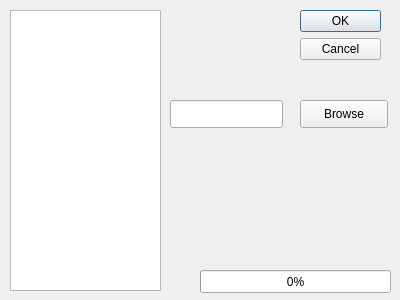
This is summarizon.ui in Homer-Mctavish/summarizon as Qt 5 draws it before an edit. The edited form follows.
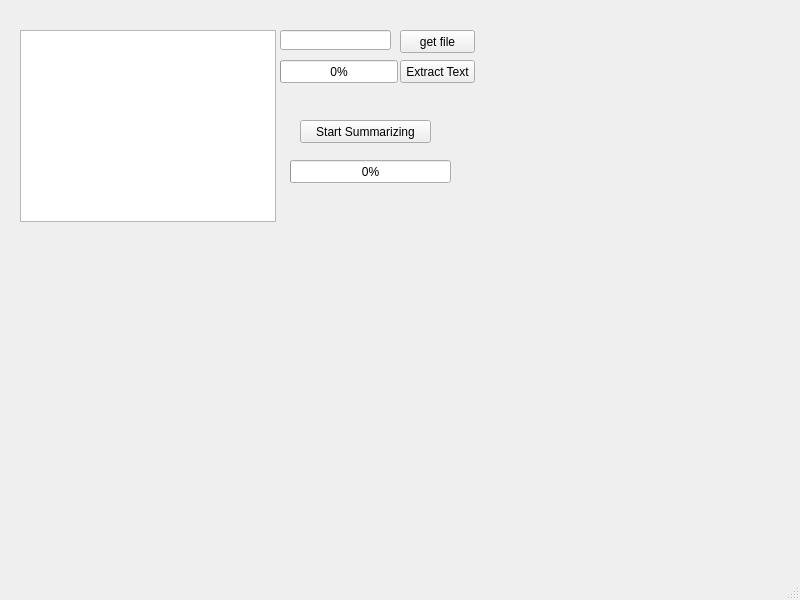
This is the edited form.

What changed in the file:
```diff
--- a/summarizon.ui
+++ b/summarizon.ui
@@ -1,50 +1,97 @@
 <?xml version="1.0" encoding="UTF-8"?>
 <ui version="4.0">
- <class>Dialog</class>
- <widget class="QDialog" name="Dialog">
+ <class>MainWindow</class>
+ <widget class="QMainWindow" name="MainWindow">
   <property name="geometry">
    <rect>
     <x>0</x>
     <y>0</y>
-    <width>400</width>
-    <height>300</height>
+    <width>800</width>
+    <height>600</height>
    </rect>
   </property>
   <property name="windowTitle">
    <string>Dialog</string>
   </property>
-  <widget class="QDialogButtonBox" name="buttonBox">
+  <widget class="QWidget" name="centralwidget">
+   <widget class="QPushButton" name="getFileButton">
+    <property name="geometry">
+     <rect>
+      <x>400</x>
+      <y>30</y>
+      <width>75</width>
+      <height>23</height>
+     </rect>
+    </property>
+    <property name="text">
+     <string>get file</string>
+    </property>
+   </widget>
+   <widget class="QTextBrowser" name="textBrowser">
+    <property name="geometry">
+     <rect>
+      <x>20</x>
+      <y>30</y>
+      <width>256</width>
+      <height>192</height>
+     </rect>
+    </property>
+   </widget>
+   <widget class="QProgressBar" name="mlSummarizationStatusBar">
+    <property name="geometry">
+     <rect>
+      <x>290</x>
+      <y>160</y>
+      <width>161</width>
+      <height>23</height>
+     </rect>
+    </property>
+    <property name="value">
+     <number>0</number>
+    </property>
+   </widget>
+   <widget class="QLineEdit" name="lineEdit">
+    <property name="geometry">
+     <rect>
+      <x>280</x>
+      <y>30</y>
+      <width>111</width>
+      <height>20</height>
+     </rect>
+    </property>
+   </widget>
+   <widget class="QPushButton" name="startSummarizing">
    <property name="geometry">
     <rect>
      <x>300</x>
-     <y>10</y>
-     <width>81</width>
-     <height>71</height>
-    </rect>
-   </property>
-   <property name="orientation">
-    <enum>Qt::Vertical</enum>
-   </property>
-   <property name="standardButtons">
-    <set>QDialogButtonBox::Cancel|QDialogButtonBox::Ok</set>
-   </property>
-  </widget>
-  <widget class="QTextEdit" name="textEdit">
+      <y>120</y>
+      <width>131</width>
+      <height>23</height>
+     </rect>
+    </property>
+    <property name="text">
+     <string>Start Summarizing</string>
+    </property>
+   </widget>
+   <widget class="QPushButton" name="extractText">
    <property name="geometry">
     <rect>
-     <x>10</x>
-     <y>10</y>
-     <width>151</width>
-     <height>281</height>
-    </rect>
-   </property>
+      <x>400</x>
+      <y>60</y>
+      <width>75</width>
+      <height>23</height>
+     </rect>
+    </property>
+    <property name="text">
+     <string>Extract Text</string>
+    </property>
   </widget>
   <widget class="QProgressBar" name="progressBar">
    <property name="geometry">
     <rect>
-     <x>200</x>
-     <y>270</y>
-     <width>191</width>
+      <x>280</x>
+      <y>60</y>
+      <width>118</width>
      <height>23</height>
     </rect>
    </property>
@@ -52,29 +99,18 @@
     <number>0</number>
    </property>
   </widget>
-  <widget class="QLineEdit" name="filename">
-   <property name="geometry">
-    <rect>
-     <x>170</x>
-     <y>100</y>
-     <width>113</width>
-     <height>28</height>
-    </rect>
-   </property>
   </widget>
-  <widget class="QPushButton" name="Browse">
+  <widget class="QMenuBar" name="menubar">
    <property name="geometry">
     <rect>
-     <x>300</x>
-     <y>100</y>
-     <width>88</width>
-     <height>28</height>
+     <x>0</x>
+     <y>0</y>
+     <width>800</width>
+     <height>19</height>
     </rect>
    </property>
-   <property name="text">
-    <string>Browse</string>
-   </property>
   </widget>
+  <widget class="QStatusBar" name="statusbar"/>
  </widget>
  <resources/>
  <connections>
```
Left out of the diff: 37 changed lines with no effect on the pictures. Lines whose indentation alone changed are shown as unchanged.
